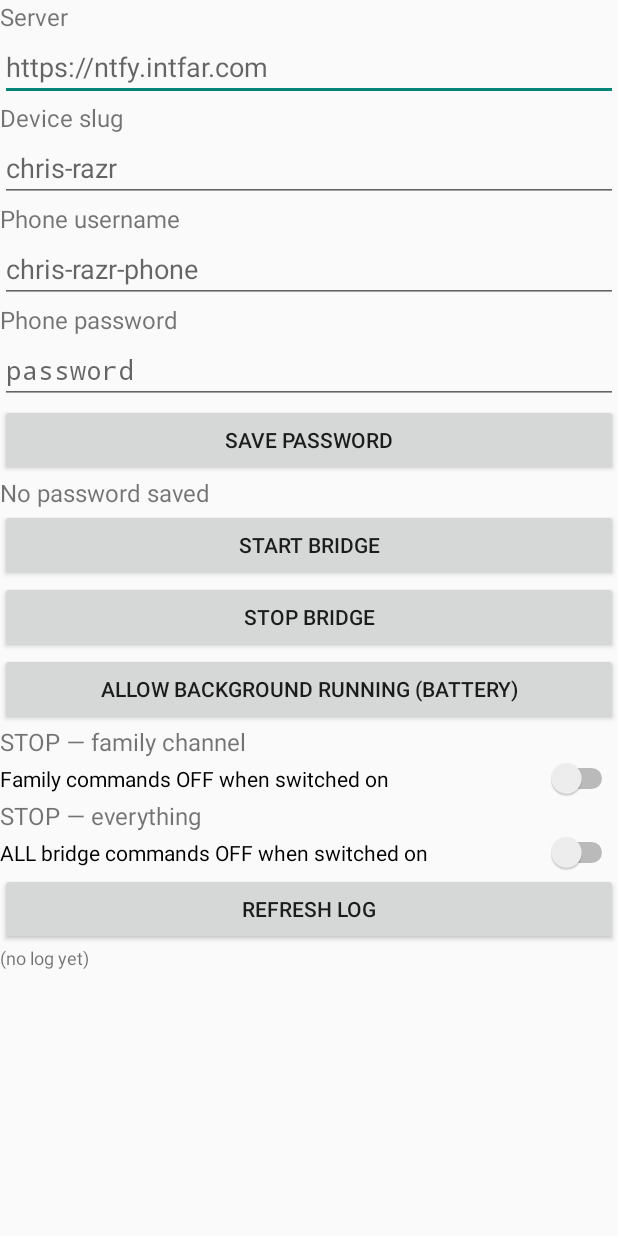
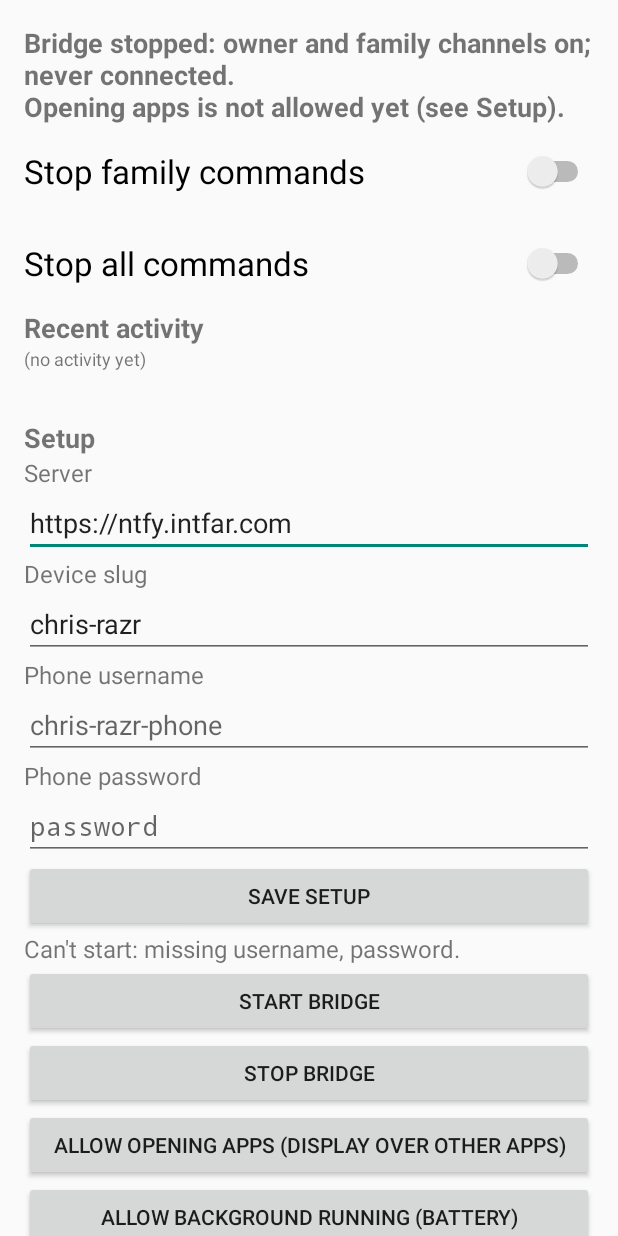
Before and after one commit to cmeans/muse-android-bridge, an Android app: the screen it shows after launch (MainActivity), after a tap on "START BRIDGE", on a phone screen of 412 x 824 dp. Run offline under Robolectric (Android 15) with nearby library versions, the phone set to English and light mode, and no system bars; 1 other tap on this screen came first.

Commit message:
app: owner screen with STOP switches and log
- Status line: running or stopped, which channels are on, last connection,
  and a note when opening apps isn't allowed yet.
- Two large, separate STOP switches (family / all), stored in prefs, read
  on every command, so they apply at once and survive reboot.
- Recent activity: the last 50 log lines, newest first.
- Setup saves on a button; the password field is write-only. Start bridge
  (and boot autostart) refuse until server, slug, username and password
  are set. Buttons for 'Display over other apps' and battery exemption.

Co-Authored-By: Claude Opus 5.5 <noreply@anthropic.com>

```diff
--- a/app/android/app/src/main/java/org/intfar/mabridge/BootReceiver.kt
+++ b/app/android/app/src/main/java/org/intfar/mabridge/BootReceiver.kt
@@ -3,14 +3,12 @@ package org.intfar.mabridge
 import android.content.BroadcastReceiver
 import android.content.Context
 import android.content.Intent
-import android.os.Build
 
-/** Restart the bridge after reboot if it was configured (username set). */
+/** Restart the bridge after reboot if setup is complete. */
 class BootReceiver : BroadcastReceiver() {
     override fun onReceive(context: Context, intent: Intent) {
         if (intent.action != Intent.ACTION_BOOT_COMPLETED) return
-        if (Config.username(context).isBlank()) return
-        val i = Intent(context, BridgeService::class.java)
-        if (Build.VERSION.SDK_INT >= 26) context.startForegroundService(i) else context.startService(i)
+        if (Config.missingSetup(context).isNotEmpty()) return
+        context.startForegroundService(Intent(context, BridgeService::class.java))
     }
 }
--- a/app/android/app/src/main/java/org/intfar/mabridge/BridgeService.kt
+++ b/app/android/app/src/main/java/org/intfar/mabridge/BridgeService.kt
@@ -81,6 +81,7 @@ class BridgeService : Service(), TextToSpeech.OnInitListener {
         }
         if (!running) {
             running = true
+            Config.prefs(this).edit().putBoolean("service_running", true).apply()
             thread(name = "mab-subscribe") { subscribeLoop() }
             log("service started")
         }
@@ -89,6 +90,7 @@ class BridgeService : Service(), TextToSpeech.OnInitListener {
 
     override fun onDestroy() {
         running = false
+        Config.prefs(this).edit().putBoolean("service_running", false).apply()
         conn?.disconnect()
         stopRinging()
         tts?.shutdown()
@@ -174,7 +176,7 @@ class BridgeService : Service(), TextToSpeech.OnInitListener {
                     log("not-installed ($name): ${command.text}")
                     return
                 }
-                if (Build.VERSION.SDK_INT >= 29 && !Settings.canDrawOverlays(this)) {
+                if (!Settings.canDrawOverlays(this)) {
                     // Android blocks activity starts from the background without it.
                     log("warning: 'Display over other apps' is off; the launch may be blocked")
                 }
--- a/app/android/app/src/main/java/org/intfar/mabridge/Config.kt
+++ b/app/android/app/src/main/java/org/intfar/mabridge/Config.kt
@@ -26,4 +26,12 @@ object Config {
     fun stopAll(ctx: Context) = prefs(ctx).getBoolean("stop_all", false)
     fun stopFamily(ctx: Context) = prefs(ctx).getBoolean("stop_family", false)
 
+    /** Setup fields still empty; the service doesn't start until this is empty. */
+    fun missingSetup(ctx: Context): List<String> = buildList {
+        if (server(ctx).isBlank()) add("server")
+        if (deviceSlug(ctx).isBlank()) add("device slug")
+        if (username(ctx).isBlank()) add("username")
+        if (!CredentialStore(ctx).isSet()) add("password")
+    }
+
 }
--- a/app/android/app/src/main/java/org/intfar/mabridge/MainActivity.kt
+++ b/app/android/app/src/main/java/org/intfar/mabridge/MainActivity.kt
@@ -4,10 +4,12 @@ import android.Manifest
 import android.app.Activity
 import android.content.Intent
 import android.content.pm.PackageManager
+import android.graphics.Typeface
 import android.net.Uri
 import android.os.Build
 import android.os.Bundle
 import android.provider.Settings
+import android.text.InputType
 import android.widget.Button
 import android.widget.EditText
 import android.widget.LinearLayout
@@ -15,121 +17,162 @@ import android.widget.ScrollView
 import android.widget.Switch
 import android.widget.TextView
 import java.io.File
+import java.text.SimpleDateFormat
+import java.util.Date
+import java.util.Locale
 
 /**
- * Owner surface: connection setup (helper-performed), service start/stop,
- * the two STOP switches, and the recent log. Deliberately plain — this
- * screen is for the setup helper, not for daily use.
+ * The owner's screen (PROTOCOL.md §7): what's on, two large STOP switches,
+ * the recent log, and the helper's one-time setup.
  */
 class MainActivity : Activity() {
 
+    private lateinit var statusView: TextView
     private lateinit var logView: TextView
 
     override fun onCreate(savedInstanceState: Bundle?) {
         super.onCreate(savedInstanceState)
         val prefs = Config.prefs(this)
+        val pad = (16 * resources.displayMetrics.density).toInt()
+        val root = LinearLayout(this).apply {
+            orientation = LinearLayout.VERTICAL
+            setPadding(pad, pad, pad, pad)
+        }
+        fun label(t: String, size: Float = 16f, bold: Boolean = false) = TextView(this).apply {
+            text = t; textSize = size
+            if (bold) setTypeface(typeface, Typeface.BOLD)
+        }
 
-        val root = LinearLayout(this).apply { orientation = LinearLayout.VERTICAL }
-        fun label(t: String) = TextView(this).apply { text = t; textSize = 16f }
-        fun field(key: String, hint: String, password: Boolean = false) = EditText(this).apply {
-            this.hint = hint
-            setText(prefs.getString(key, "") ?: "")
-            if (password) inputType = 129 // textPassword
-            setOnFocusChangeListener { _, hasFocus ->
-                if (!hasFocus) prefs.edit().putString(key, text.toString().trim()).apply()
+        statusView = label("", 18f, bold = true)
+        root.addView(statusView)
+
+        // STOP switches: big, separate, labeled for the owner. State is read on
+        // every incoming command, so a change applies at once, and survives reboot.
+        fun stopSwitch(key: String, title: String) = Switch(this).apply {
+            text = title; textSize = 22f
+            setPadding(0, pad, 0, pad)
+            isChecked = prefs.getBoolean(key, false)
+            setOnCheckedChangeListener { _, on ->
+                prefs.edit().putBoolean(key, on).apply()
+                refresh()
             }
         }
+        root.addView(stopSwitch("stop_family", "Stop family commands"))
+        root.addView(stopSwitch("stop_all", "Stop all commands"))
 
+        root.addView(label("Recent activity", 18f, bold = true))
+        logView = label("", 12f)
+        root.addView(logView)
+
+        // ---- setup (for the helper) ----
+        root.addView(label("Setup", 18f, bold = true).apply { setPadding(0, pad * 2, 0, 0) })
+        fun field(key: String, hint: String, default: String = "") = EditText(this).apply {
+            this.hint = hint
+            inputType = InputType.TYPE_CLASS_TEXT or InputType.TYPE_TEXT_VARIATION_URI
+            setText(prefs.getString(key, default) ?: default)
+        }
         root.addView(label("Server"))
-        root.addView(field("server", "https://ntfy.intfar.com"))
+        val server = field("server", "https://ntfy.example.com", "https://ntfy.intfar.com").also { root.addView(it) }
         root.addView(label("Device slug"))
-        root.addView(field("slug", "chris-razr"))
+        val slug = field("slug", "chris-razr", "chris-razr").also { root.addView(it) }
         root.addView(label("Phone username"))
-        root.addView(field("username", "chris-razr-phone"))
+        val user = field("username", "chris-razr-phone").also { root.addView(it) }
+
+        val creds = CredentialStore(this)
         root.addView(label("Phone password"))
-        val creds = CredentialStore(this)
-        val pwStatus = label(if (creds.isSet()) "Password saved" else "No password saved")
-        // Write-only: the field starts empty and the saved value is never shown.
-        val pwField = EditText(this).apply { hint = "password"; inputType = 129 }
+        // Write-only: starts empty, and the saved value is never shown.
+        val pwField = EditText(this).apply {
+            hint = if (creds.isSet()) "Password saved (type to replace)" else "password"
+            inputType = InputType.TYPE_CLASS_TEXT or InputType.TYPE_TEXT_VARIATION_PASSWORD
+        }
         root.addView(pwField)
+
+        val setupResult = label("")
         root.addView(Button(this).apply {
-            text = "Save password"
+            text = "Save setup"
             setOnClickListener {
-                val pw = CharArray(pwField.text.length).also { pwField.text.getChars(0, it.size, it, 0) }
-                if (pw.isNotEmpty()) {
+                prefs.edit()
+                    .putString("server", server.text.toString().trim())
+                    .putString("slug", slug.text.toString().trim())
+                    .putString("username", user.text.toString().trim())
+                    .apply()
+                if (pwField.text.isNotEmpty()) {
+                    val pw = CharArray(pwField.text.length).also { pwField.text.getChars(0, it.size, it, 0) }
                     creds.save(pw)
                     pw.fill('\u0000')
                     pwField.text.clear()
-                    pwStatus.text = "Password saved"
+                    pwField.hint = "Password saved (type to replace)"
                 }
+                setupResult.text = "Saved."
+                refresh()
             }
         })
-        root.addView(pwStatus)
+        root.addView(setupResult)
 
-        val startBtn = Button(this).apply {
+        root.addView(Button(this).apply {
             text = "Start bridge"
             setOnClickListener {
+                val missing = Config.missingSetup(this@MainActivity)
+                if (missing.isNotEmpty()) {
+                    setupResult.text = "Can't start: missing ${missing.joinToString(", ")}."
+                    return@setOnClickListener
+                }
                 requestNotificationPermission()
-                val i = Intent(this@MainActivity, BridgeService::class.java)
-                if (Build.VERSION.SDK_INT >= 26) startForegroundService(i) else startService(i)
+                startForegroundService(Intent(this@MainActivity, BridgeService::class.java))
+                refresh()
             }
-        }
-        val stopBtn = Button(this).apply {
+        })
+        root.addView(Button(this).apply {
             text = "Stop bridge"
-            setOnClickListener { stopService(Intent(this@MainActivity, BridgeService::class.java)) }
-        }
-        root.addView(startBtn); root.addView(stopBtn)
-
-        val batteryBtn = Button(this).apply {
+            setOnClickListener {
+                stopService(Intent(this@MainActivity, BridgeService::class.java))
+                refresh()
+            }
+        })
+        root.addView(Button(this).apply {
+            text = "Allow opening apps (Display over other apps)"
+            setOnClickListener {
+                startActivity(Intent(Settings.ACTION_MANAGE_OVERLAY_PERMISSION, Uri.parse("package:$packageName")))
+            }
+        })
+        root.addView(Button(this).apply {
             text = "Allow background running (battery)"
             setOnClickListener {
-                val i = Intent(Settings.ACTION_REQUEST_IGNORE_BATTERY_OPTIMIZATIONS)
-                i.data = Uri.parse("package:$packageName")
-                startActivity(i)
-            }
-        }
-        root.addView(batteryBtn)
-
-        root.addView(label("STOP — family channel"))
-        root.addView(Switch(this).apply {
-            text = "Family commands OFF when switched on"
-            isChecked = Config.stopFamily(this@MainActivity)
-            setOnCheckedChangeListener { _, v ->
-                prefs.edit().putBoolean("stop_family", v).apply()
-            }
-        })
-        root.addView(label("STOP — everything"))
-        root.addView(Switch(this).apply {
-            text = "ALL bridge commands OFF when switched on"
-            isChecked = Config.stopAll(this@MainActivity)
-            setOnCheckedChangeListener { _, v ->
-                prefs.edit().putBoolean("stop_all", v).apply()
+                startActivity(
+                    Intent(Settings.ACTION_REQUEST_IGNORE_BATTERY_OPTIMIZATIONS, Uri.parse("package:$packageName"))
+                )
             }
         })
 
-        val refreshBtn = Button(this).apply {
-            text = "Refresh log"
-            setOnClickListener { refreshLog() }
-        }
-        root.addView(refreshBtn)
-        logView = TextView(this).apply { textSize = 12f }
-        root.addView(logView)
-
         setContentView(ScrollView(this).apply { addView(root) })
-        refreshLog()
+        refresh()
     }
 
     override fun onResume() {
         super.onResume()
-        refreshLog()
+        refresh()
     }
 
-    private fun refreshLog() {
-        if (!::logView.isInitialized) return
-        val f = File(filesDir, "bridge.log")
+    private fun refresh() {
+        if (!::statusView.isInitialized) return
+        val prefs = Config.prefs(this)
+        val running = prefs.getBoolean("service_running", false)
+        val channels = when {
+            Config.stopAll(this) -> "all commands stopped"
+            Config.stopFamily(this) -> "owner channel on, family stopped"
+            else -> "owner and family channels on"
+        }
+        val last = prefs.getLong("last_connected", 0L)
+        val lastText = if (last == 0L) "never connected" else
+            "last connected " + SimpleDateFormat("MMM d HH:mm", Locale.US).format(Date(last))
+        val overlay = if (!Settings.canDrawOverlays(this))
+            "\nOpening apps is not allowed yet (see Setup)." else ""
+        statusView.text = "Bridge ${if (running) "running" else "stopped"}: $channels; $lastText.$overlay"
+
+        val f = File(filesDir, BridgeService.LOG_FILE)
         logView.text = if (f.exists()) {
-            f.readLines().takeLast(30).joinToString("\n").ifBlank { "(log empty)" }
-        } else "(no log yet)"
+            f.readLines().takeLast(50).asReversed().joinToString("\n").ifBlank { "(log empty)" }
+        } else "(no activity yet)"
     }
 
     private fun requestNotificationPermission() {
```
